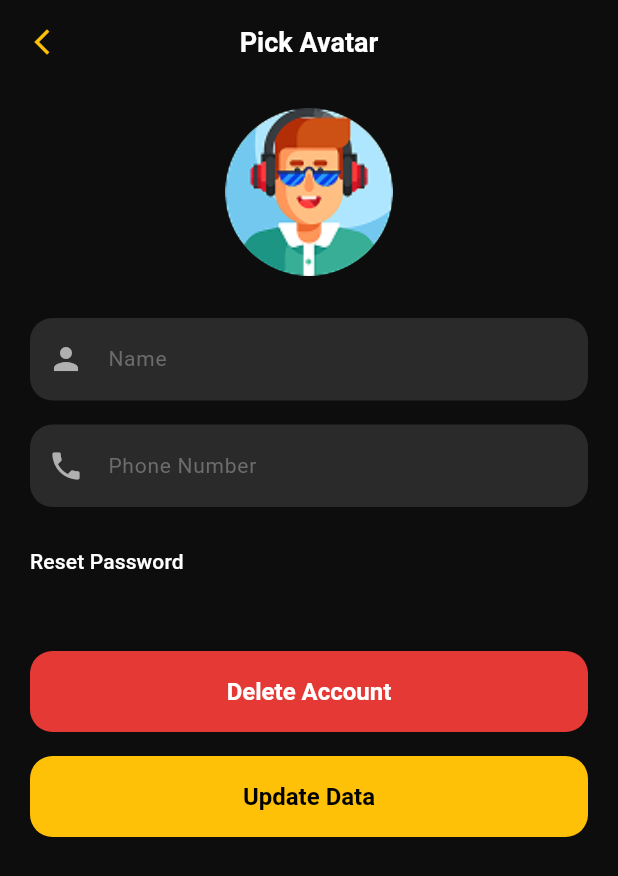
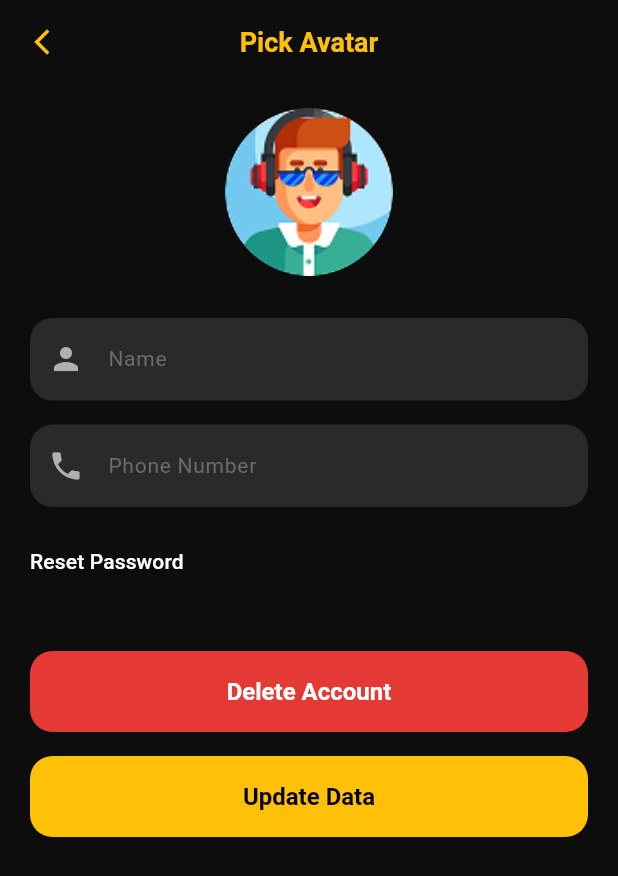
Before and after one commit to Rawda11-Mohamed/Movies_App, a Flutter app: the ProfileScreen screen opened by its route, after a tap on "Edit Profile", on a phone screen of 412 x 824 dp. Shown: the top 876 px of the screen. Run offline on Flutter 3.47's test engine with Material 3 defaults, Android fonts, the phone set to English and light mode, and no system bars; our stand-ins replace cached_network_image, cloud_firestore, dartz, equatable, firebase_auth, firebase_core and 6 more; accounts and stored records are empty.

Commit message:
test: update profile screen

```diff
--- a/analysis_options.yaml
+++ b/analysis_options.yaml
@@ -7,6 +7,15 @@
 
 # The following line activates a set of recommended lints for Flutter apps,
 # packages, and plugins designed to encourage good coding practices.
+analyzer:
+  exclude:
+    - build/**
+    - android/**
+    - ios/**
+    - web/**
+    - windows/**
+    - macos/**
+    - linux/**
 include: package:flutter_lints/flutter.yaml
 
 linter:
--- a/lib/core/constants/app_assets.dart
+++ b/lib/core/constants/app_assets.dart
@@ -6,6 +6,9 @@ class AppAssets {
   // Logo / splash
   static const String logo = '$_imagesPath/Group 44.png';
   static const String routeLogoText = '$_imagesPath/route_logo_text.png';
+    static const String pop =    '$_imagesPath/pop.png';
+
+
 
   // Onboarding backgrounds (movie posters)
   static const String onboarding1 = '$_imagesPath/xl_848228_477d9240 1.png';
--- a/lib/core/theme/app_theme.dart
+++ b/lib/core/theme/app_theme.dart
@@ -94,7 +94,7 @@ class AppTheme {
         labelLarge: TextStyle(color: AppColors.primary, fontSize: 14, fontWeight: FontWeight.w600),
       ),
       dividerTheme: const DividerThemeData(color: AppColors.divider, thickness: 1),
-      cardTheme: CardTheme(
+      cardTheme: CardThemeData(
         color: AppColors.surface,
         elevation: 0,
         shape: RoundedRectangleBorder(borderRadius: BorderRadius.circular(12)),
--- a/lib/core/widgets/custom_app_bar.dart
+++ b/lib/core/widgets/custom_app_bar.dart
@@ -30,7 +30,7 @@ class CustomAppBar extends StatelessWidget implements PreferredSizeWidget {
       title: Text(
         title,
         style: const TextStyle(
-          color: AppColors.textPrimary,
+          color: AppColors.primary,
           fontSize: 18,
           fontWeight: FontWeight.w600,
         ),
--- a/lib/features/profile/presentation/screens/edit_profile_screen.dart
+++ b/lib/features/profile/presentation/screens/edit_profile_screen.dart
@@ -127,6 +127,7 @@ class _EditProfileScreenState extends State<EditProfileScreen> {
 
   void _onAvatarPickerModal() {
     showModalBottomSheet(
+      isScrollControlled: true,
       context: context,
       backgroundColor: const Color(0xFF212121),
       shape: const RoundedRectangleBorder(
@@ -300,8 +301,11 @@ class _EditProfileScreenState extends State<EditProfileScreen> {
   Widget build(BuildContext context) {
     return Scaffold(
       backgroundColor: AppColors.background,
+
       appBar: const CustomAppBar(
-        title: 'Pick Avatar',
+        title:'Pick Avatar' ,
+
+
         showBackButton: true,
       ),
       body: BlocConsumer<ProfileBloc, ProfileState>(
--- a/lib/features/profile/presentation/screens/profile_screen.dart
+++ b/lib/features/profile/presentation/screens/profile_screen.dart
@@ -113,9 +113,9 @@ class _ProfileScreenState extends State<ProfileScreen> {
                 children: [
                   const SizedBox(height: 24),
                   _buildProfileHeader(profile),
-                  const SizedBox(height: 24),
+
                   _buildActionButtons(context),
-                  const SizedBox(height: 20),
+
                   _buildTabSection(profile),
                 ],
               ),
@@ -127,49 +127,46 @@ class _ProfileScreenState extends State<ProfileScreen> {
   }
 
   Widget _buildProfileHeader(ProfileEntity profile) {
-    return Column(
+    return Padding(
+      padding: const EdgeInsets.symmetric(horizontal: 30),
+      child: Row(
+        children: [
+          Column(
             children: [
               CircleAvatar(
-          radius: 54,
+                radius: 55,
                 backgroundColor: AppColors.surfaceVariant,
                 backgroundImage: _resolveAvatar(profile.avatarKey),
               ),
-        const SizedBox(height: 14),
+              const SizedBox(height: 12),
               Text(
                 profile.displayName.isNotEmpty ? profile.displayName : 'John Safwat',
                 style: const TextStyle(
                   color: AppColors.textPrimary,
-            fontSize: 20,
+                  fontSize: 14,
                   fontWeight: FontWeight.bold,
                 ),
               ),
-        const SizedBox(height: 4),
-        Text(
-          profile.email,
-          style: const TextStyle(
-            color: AppColors.textSecondary,
-            fontSize: 14,
-          ),
-        ),
+
               const SizedBox(height: 20),
+
+            ],
+          ),Spacer(),
            Padding(
-          padding: const EdgeInsets.symmetric(horizontal: 50),
+            padding: const EdgeInsets.symmetric(horizontal: 40),
             child: Row(
               mainAxisAlignment: MainAxisAlignment.spaceEvenly,
               children: [
                 _buildStatItem('${profile.wishlistCount}', AppStrings.wishList),
-              Container(
-                height: 36,
-                width: 1,
-                color: AppColors.divider,
-              ),
+                 SizedBox(width: 50),
                 _buildStatItem('${profile.historyCount}', AppStrings.history),
               ],
             ),
           ),
         ],
+      ),
     );
-  }
+  }///////////////////////////////////////////
 
   Widget _buildStatItem(String count, String label) {
     return Column(
@@ -179,7 +176,7 @@ class _ProfileScreenState extends State<ProfileScreen> {
           count,
           style: const TextStyle(
             color: AppColors.textPrimary,
-            fontSize: 22,
+            fontSize: 26,
             fontWeight: FontWeight.bold,
           ),
         ),
@@ -187,8 +184,8 @@ class _ProfileScreenState extends State<ProfileScreen> {
         Text(
           label,
           style: const TextStyle(
-            color: AppColors.textSecondary,
-            fontSize: 14,
+            color: AppColors.textPrimary,
+            fontSize: 16,
             fontWeight: FontWeight.w500,
           ),
         ),
@@ -215,9 +212,10 @@ class _ProfileScreenState extends State<ProfileScreen> {
             child: CustomOutlinedButton(
               title: 'Exit',
               height: 48,
-              borderColor: AppColors.error,
-              textColor: AppColors.error,
-              icon: const Icon(Icons.exit_to_app, color: AppColors.error, size: 20),
+              backgroundColor: Colors.red,
+              borderColor:Colors.red,
+              textColor: Colors.white,
+              icon: const Icon(Icons.exit_to_app, color: Colors.white, size: 20),
               onPressed: () => _confirmLogout(context),
             ),
           ),
@@ -270,15 +268,16 @@ class _ProfileScreenState extends State<ProfileScreen> {
               indicatorColor: AppColors.primary,
               indicatorWeight: 3,
               indicatorSize: TabBarIndicatorSize.tab,
-              labelColor: AppColors.primary,
-              unselectedLabelColor: AppColors.textSecondary,
+              labelColor:  AppColors.textPrimary,
+
                tabs: [
                 Tab(
-                  icon: Icon(Icons.bookmark_outline),
+                  icon: Icon(Icons.menu,color: AppColors.primary,),
                   text: AppStrings.wishList,
+
                 ),
                 Tab(
-                  icon: Icon(Icons.folder_open_outlined),
+                  icon: Icon(Icons.folder,color: AppColors.primary,),
                   text: AppStrings.history,
                 ),
               ],
@@ -289,12 +288,12 @@ class _ProfileScreenState extends State<ProfileScreen> {
             child: TabBarView(
               children: [
                 _buildEmptyTabState(
-                  icon: Icons.movie_outlined,
-                  message: 'No Movies in Wish List',
+                 imagepath: AppAssets.pop,
+
                 ),
                 _buildEmptyTabState(
-                  icon: Icons.folder_open_outlined,
-                  message: 'No Watch History Yet',
+                  imagepath: AppAssets.pop,
+
                 ),
               ],
             ),
@@ -305,23 +304,16 @@ class _ProfileScreenState extends State<ProfileScreen> {
   }
 
   Widget _buildEmptyTabState({
-    required IconData icon,
-    required String message,
+    required String imagepath,
+
   }) {
     return Center(
       child: Column(
         mainAxisSize: MainAxisSize.min,
         children: [
-          Icon(icon, size: 75, color: AppColors.primary.withValues(alpha: 0.8)),
+          Image.asset(imagepath),
           const SizedBox(height: 16),
-          Text(
-            message,
-            style: const TextStyle(
-              color: AppColors.textSecondary,
-              fontSize: 15,
-              fontWeight: FontWeight.w500,
-            ),
-          ),
+
         ],
       ),
     );
```
Also changed, not shown: assets/images/pop.png (added), 4 other files. Lines whose indentation alone changed are shown as unchanged.
